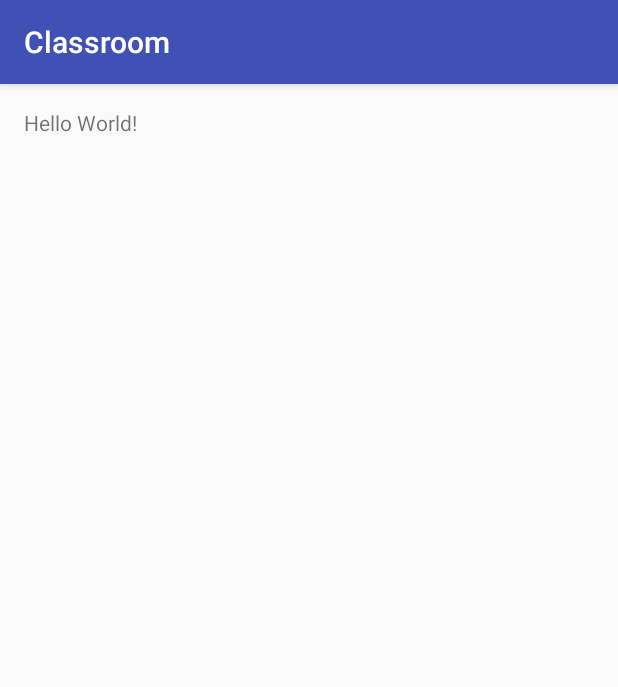
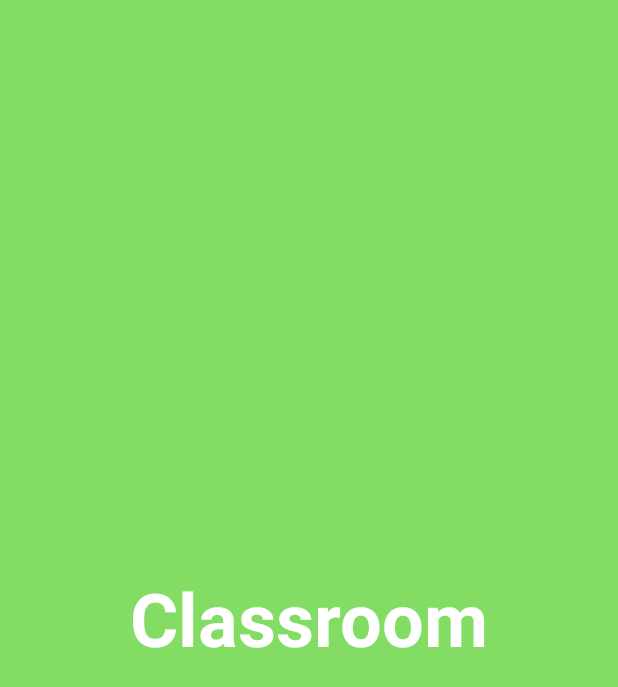
Before and after one commit to Nihal369/Classroom, an Android app: the screen it shows after launch (MainActivity), on a phone screen of 412 x 824 dp. Shown: the top 687 px of the screen. Run offline under Robolectric (Android 15) with nearby library versions, the phone set to English and light mode, and no system bars; 2 statements that could not run were skipped.

```diff
--- a/app/src/main/java/com/lmntrx/android/classroom/MainActivity.java
+++ b/app/src/main/java/com/lmntrx/android/classroom/MainActivity.java
@@ -1,13 +1,25 @@
 package com.lmntrx.android.classroom;
 
+import android.app.Activity;
+import android.content.Intent;
+import android.os.Handler;
 import android.support.v7.app.AppCompatActivity;
 import android.os.Bundle;
 
-public class MainActivity extends AppCompatActivity {
+public class MainActivity extends Activity {
+
+    private final int splashDuration=3000;
 
     @Override
     protected void onCreate(Bundle savedInstanceState) {
         super.onCreate(savedInstanceState);
         setContentView(R.layout.activity_main);
+        new Handler().postDelayed(new Runnable() {
+            @Override
+            public void run() {
+                Intent launcher=new Intent(getApplicationContext(),Classroom.class);
+                startActivity(launcher);
+            }
+        },splashDuration);
     }
 }
--- a/app/src/main/res/layout/activity_main.xml
+++ b/app/src/main/res/layout/activity_main.xml
@@ -7,10 +7,21 @@
     android:paddingLeft="@dimen/activity_horizontal_margin"
     android:paddingRight="@dimen/activity_horizontal_margin"
     android:paddingTop="@dimen/activity_vertical_margin"
+    android:background="#83dd65"
     tools:context="com.lmntrx.android.classroom.MainActivity">
 
     <TextView
         android:layout_width="wrap_content"
         android:layout_height="wrap_content"
-        android:text="Hello World!" />
+        android:textAppearance="?android:attr/textAppearanceLarge"
+        android:text="Classroom"
+        android:textSize="49dp"
+        android:textColor="#fff"
+        android:textStyle="bold"
+
+        android:id="@+id/textView"
+        android:layout_centerInParent="true"
+        android:layout_centerHorizontal="true"
+        android:layout_centerVertical="true"
+        />
 </RelativeLayout>
```
Also changed, not shown: app/src/main/AndroidManifest.xml (+6 -1 lines).
